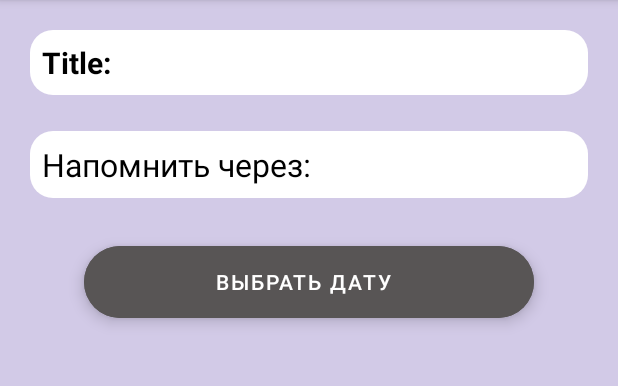
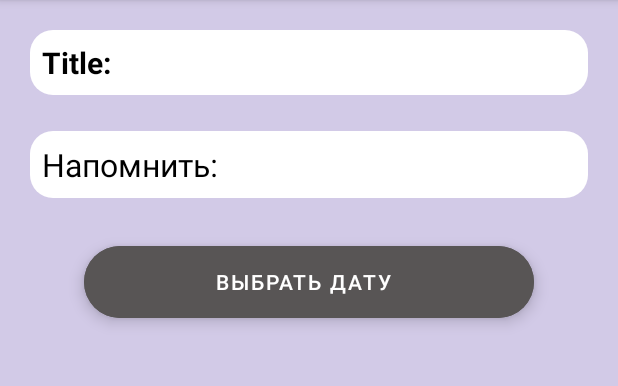
Before and after one commit to PurplePrrince/MobileNotes, an Android app: the NotificationTakerActivity screen opened directly, with no data from a screen before it, on a phone screen of 412 x 824 dp, the part 84-470 px from its top. Run offline under Robolectric (Android 15) with nearby library versions, the phone set to English and light mode, and no system bars; our stand-ins replace Room's generated code.

Commit message:
fixed calendar

```diff
--- a/app/src/main/java/com/example/myapplication/NotificationTakerActivity.java
+++ b/app/src/main/java/com/example/myapplication/NotificationTakerActivity.java
@@ -109,7 +109,7 @@ public class NotificationTakerActivity extends AppCompatActivity implements Date
     @Override
     public void onDateSet(DatePicker view, int year, int month, int dayOfMonth) {
         month++;
-        String date = dayOfMonth + "/" + month + "/" + year;
+        String date = "Напомнить: " + dayOfMonth + "/" + month + "/" + year;
         notification_date_text.setText(date);
     }
 }
--- a/app/src/main/res/layout/notification_edit.xml
+++ b/app/src/main/res/layout/notification_edit.xml
@@ -26,7 +26,7 @@
 
 
     <TextView
-        android:id="@+id/notification_help_text"
+        android:id="@+id/notification_date_text"
         android:layout_width="match_parent"
         android:layout_height="wrap_content"
         android:layout_below="@+id/editText_notification_title"
@@ -36,7 +36,7 @@
         android:layout_marginEnd="20dp"
         android:background="@drawable/bg_white_rounded"
         android:padding="8dp"
-        android:text="Напомнить через:"
+        android:text="Напомнить:"
         android:textColor="#000"
         android:textSize="21sp"
         app:queryBackground="@drawable/bg_white_rounded"
@@ -46,22 +46,13 @@
         android:id="@+id/show_dates"
         android:layout_width="300dp"
         android:layout_height="wrap_content"
-        android:layout_below="@+id/notification_help_text"
+        android:layout_below="@+id/notification_date_text"
         android:layout_centerInParent="true"
         android:layout_marginTop="16dp"
         android:backgroundTint="@color/ButtonColor"
         android:text="Выбрать дату"
         android:textAlignment="center"
         android:textColor="@color/white" />
-
-    <TextView
-        android:layout_width="wrap_content"
-        android:layout_height="wrap_content"
-        android:layout_marginTop="16dp"
-        android:layout_centerInParent="true"
-        android:id="@+id/notification_date_text"
-        android:layout_below="@id/notification_help_text">
-    </TextView>
 
     <com.google.android.material.floatingactionbutton.FloatingActionButton
         android:id="@+id/save_notification"
```
Also changed, not shown: app/src/main/java/com/example/myapplication/NotificationActivity.java (+0 -81 lines).
